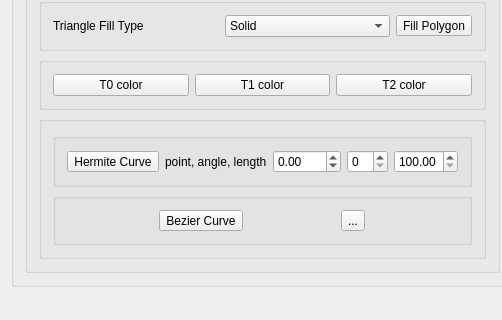
Old version of the form src/ImageViewer.ui in the repository bozhenakv555/pg_ImageViewer; both pictures show x 0 to 502 and y 589 to 909 of the 818 by 909 pixel window.
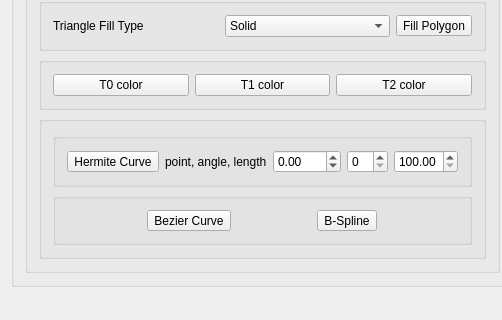
New version of the form.

Commit message: Implemented B-Spline curve and integreted with UI

Patch:
```diff
--- a/src/ImageViewer.ui
+++ b/src/ImageViewer.ui
@@ -7,7 +7,7 @@
     <x>0</x>
     <y>0</y>
     <width>818</width>
-    <height>880</height>
+    <height>895</height>
    </rect>
   </property>
   <property name="windowTitle">
@@ -441,7 +441,10 @@
                  <item>
                   <widget class="QToolButton" name="toolButton_2">
                    <property name="text">
-                    <string>...</string>
+                    <string>B-Spline</string>
+                   </property>
+                   <property name="checkable">
+                    <bool>true</bool>
                    </property>
                   </widget>
                  </item>
```
Left out of the diff: 4 changed lines with no effect on the pictures. The commit also changes 3 other files.
